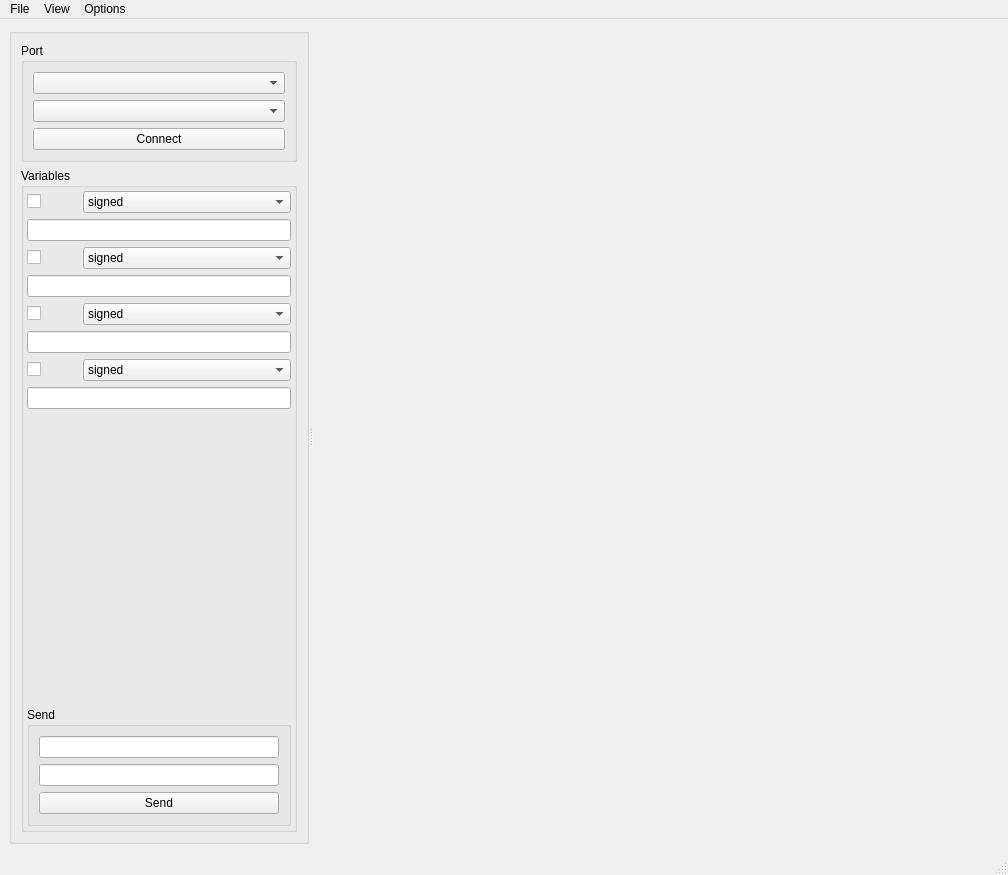
Qt form ui/mainwindow.ui (Yuri-Sharapov/QVectorDebug) before a commit.
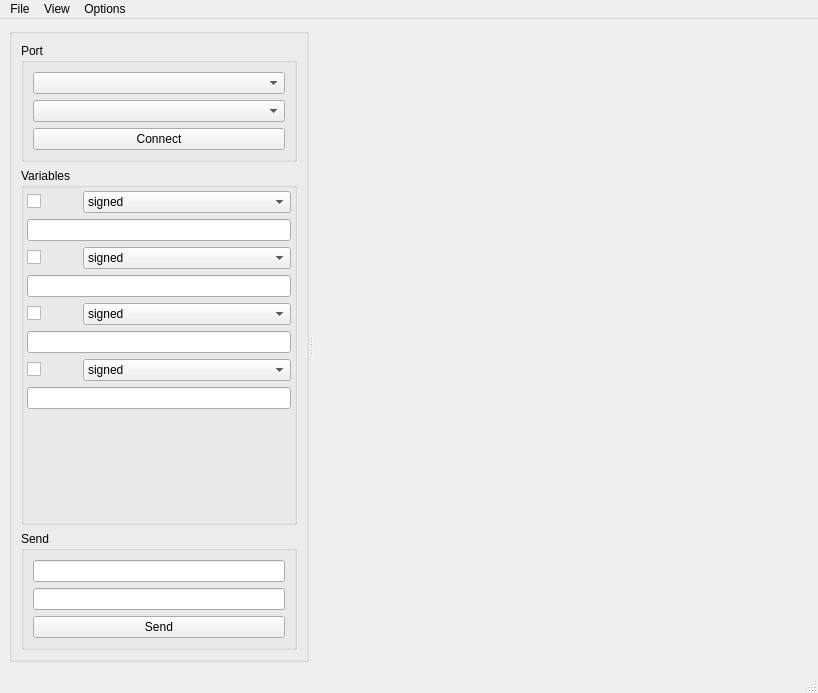
The same form after that commit. Icons and pictures are not drawn.

Patch:
```diff
--- a/ui/mainwindow.ui
+++ b/ui/mainwindow.ui
@@ -6,8 +6,8 @@
    <rect>
     <x>0</x>
     <y>0</y>
-    <width>1008</width>
-    <height>875</height>
+    <width>818</width>
+    <height>693</height>
    </rect>
   </property>
   <property name="sizePolicy">
@@ -336,6 +336,9 @@
              </property>
             </spacer>
            </item>
+          </layout>
+         </widget>
+        </item>
            <item>
             <widget class="QGroupBox" name="gbSend">
              <property name="title">
@@ -360,9 +363,6 @@
            </item>
           </layout>
          </widget>
-        </item>
-       </layout>
-      </widget>
       <widget class="QWidget" name="horizontalLayoutWidget">
        <layout class="QVBoxLayout" name="layChart"/>
       </widget>
@@ -375,7 +375,7 @@
     <rect>
      <x>0</x>
      <y>0</y>
-     <width>1008</width>
+     <width>818</width>
      <height>21</height>
     </rect>
    </property>
```
Left out of the diff: 4 changed lines with no effect on the pictures. Lines whose indentation alone changed are shown as unchanged.
